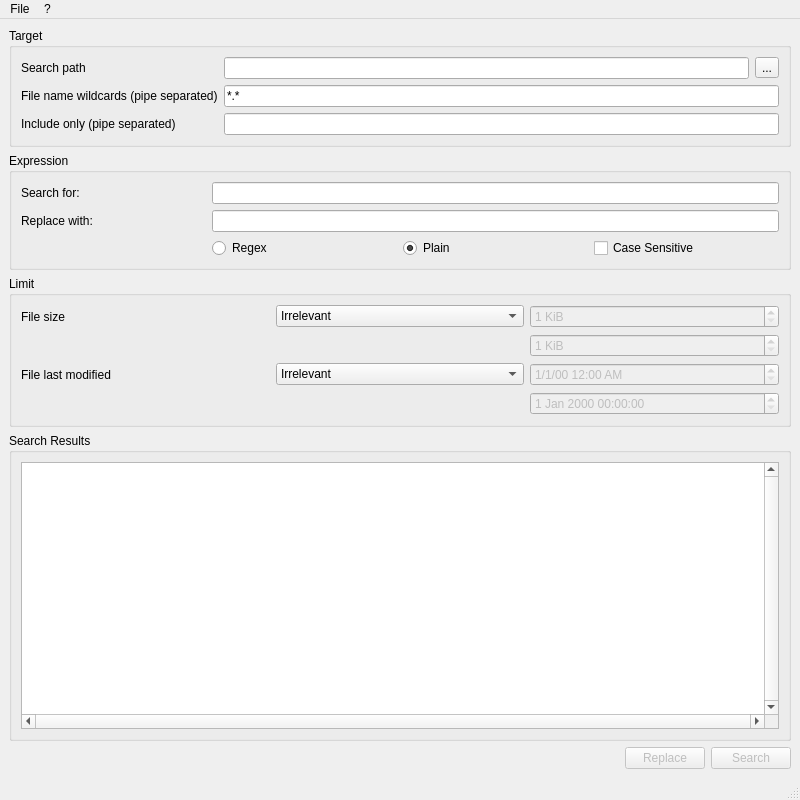
This is src/MainWindow.ui in visuve/grepQt as Qt 5 draws it before an edit. The edited form follows.
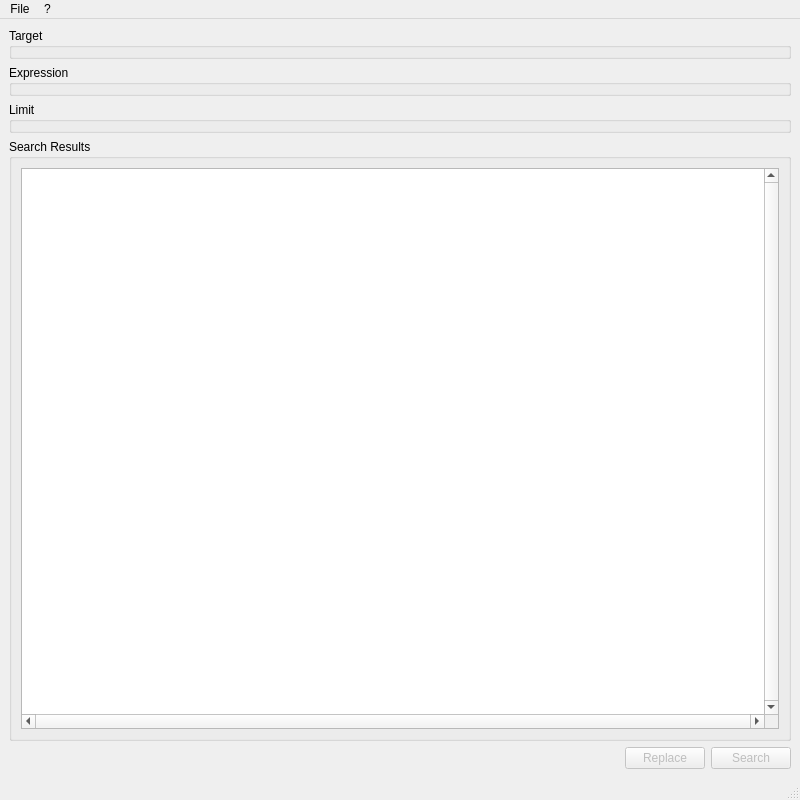
This is the edited form. Custom widgets are drawn as their Qt base class.

Diff of the .ui file:
```diff
--- a/src/MainWindow.ui
+++ b/src/MainWindow.ui
@@ -65,123 +65,10 @@
      </widget>
     </item>
     <item row="2" column="0" colspan="3">
-     <widget class="QGroupBox" name="groupBoxLimits">
+     <widget class="LimitSelect" name="groupBoxLimit">
       <property name="title">
        <string>Limit</string>
       </property>
-      <layout class="QGridLayout" name="gridLayout_2">
-       <item row="0" column="0">
-        <widget class="QLabel" name="labelFileSize">
-         <property name="text">
-          <string>File size</string>
-         </property>
-        </widget>
-       </item>
-       <item row="5" column="2">
-        <widget class="QDateTimeEdit" name="dateTimeEditTo">
-         <property name="enabled">
-          <bool>false</bool>
-         </property>
-        </widget>
-       </item>
-       <item row="1" column="2">
-        <widget class="QSpinBox" name="spinBoxSizeTo">
-         <property name="enabled">
-          <bool>false</bool>
-         </property>
-         <property name="suffix">
-          <string> KiB</string>
-         </property>
-         <property name="minimum">
-          <number>1</number>
-         </property>
-         <property name="maximum">
-          <number>1024</number>
-         </property>
-        </widget>
-       </item>
-       <item row="4" column="0">
-        <widget class="QLabel" name="labelLastModified">
-         <property name="text">
-          <string>File last modified</string>
-         </property>
-        </widget>
-       </item>
-       <item row="0" column="2">
-        <widget class="QSpinBox" name="spinBoxSizeFrom">
-         <property name="enabled">
-          <bool>false</bool>
-         </property>
-         <property name="suffix">
-          <string> KiB</string>
-         </property>
-         <property name="minimum">
-          <number>1</number>
-         </property>
-         <property name="maximum">
-          <number>1024</number>
-         </property>
-        </widget>
-       </item>
-       <item row="4" column="1">
-        <widget class="QComboBox" name="comboBoxLastModified">
-         <item>
-          <property name="text">
-           <string>Irrelevant</string>
-          </property>
-         </item>
-         <item>
-          <property name="text">
-           <string>Before</string>
-          </property>
-         </item>
-         <item>
-          <property name="text">
-           <string>After</string>
-          </property>
-         </item>
-         <item>
-          <property name="text">
-           <string>Between</string>
-          </property>
-         </item>
-        </widget>
-       </item>
-       <item row="4" column="2">
-        <widget class="QDateTimeEdit" name="dateTimeEditFrom">
-         <property name="enabled">
-          <bool>false</bool>
-         </property>
-         <property name="displayFormat">
-          <string>M/d/yy h:mm AP</string>
-         </property>
-        </widget>
-       </item>
-       <item row="0" column="1">
-        <widget class="QComboBox" name="comboBoxFileSize">
-         <item>
-          <property name="text">
-           <string>Irrelevant</string>
-          </property>
-         </item>
-         <item>
-          <property name="text">
-           <string>Less than</string>
-          </property>
-         </item>
-         <item>
-          <property name="text">
-           <string>More than</string>
-          </property>
-         </item>
-         <item>
-          <property name="text">
-           <string>Between</string>
-          </property>
-         </item>
-        </widget>
-       </item>
-      </layout>
      </widget>
     </item>
     <item row="4" column="0">
@@ -198,53 +85,10 @@
      </spacer>
     </item>
     <item row="0" column="0" colspan="3">
-     <widget class="QGroupBox" name="groupBox">
+     <widget class="TargetSelect" name="groupBoxTarget">
       <property name="title">
        <string>Target</string>
       </property>
-      <layout class="QGridLayout" name="gridLayout_3">
-       <item row="0" column="0">
-        <widget class="QLabel" name="label">
-         <property name="text">
-          <string>Search path</string>
-         </property>
-        </widget>
-       </item>
-       <item row="3" column="0">
-        <widget class="QLabel" name="labelWildcards">
-         <property name="text">
-          <string>File name wildcards (pipe separated)</string>
-         </property>
-        </widget>
-       </item>
-       <item row="0" column="1">
-        <widget class="QLineEdit" name="lineEditDirectory"/>
-       </item>
-       <item row="3" column="1" colspan="2">
-        <widget class="QLineEdit" name="lineEditWildcards">
-         <property name="text">
-          <string>*.*</string>
-         </property>
-        </widget>
-       </item>
-       <item row="0" column="2">
-        <widget class="QToolButton" name="toolButtonBrowse">
-         <property name="text">
-          <string>...</string>
-         </property>
-        </widget>
-       </item>
-       <item row="4" column="0">
-        <widget class="QLabel" name="labelExcludes">
-         <property name="text">
-          <string>Include only (pipe separated)</string>
-         </property>
-        </widget>
-       </item>
-       <item row="4" column="1" colspan="2">
-        <widget class="QLineEdit" name="lineEditExcludes"/>
-       </item>
-      </layout>
      </widget>
     </item>
     <item row="4" column="1">
@@ -258,56 +102,10 @@
      </widget>
     </item>
     <item row="1" column="0" colspan="3">
-     <widget class="QGroupBox" name="groupBoxExpressions">
+     <widget class="ExpressionSelect" name="groupBoxExpression">
       <property name="title">
        <string>Expression</string>
       </property>
-      <layout class="QGridLayout" name="gridLayout">
-       <item row="1" column="0">
-        <widget class="QLabel" name="labelSearch">
-         <property name="text">
-          <string>Search for:</string>
-         </property>
-        </widget>
-       </item>
-       <item row="2" column="1" colspan="3">
-        <widget class="QLineEdit" name="lineEditReplace"/>
-       </item>
-       <item row="1" column="1" colspan="3">
-        <widget class="QLineEdit" name="lineEditSearch"/>
-       </item>
-       <item row="2" column="0">
-        <widget class="QLabel" name="labelReplace">
-         <property name="text">
-          <string>Replace with:</string>
-         </property>
-        </widget>
-       </item>
-       <item row="3" column="2">
-        <widget class="QRadioButton" name="radioButtonPlain">
-         <property name="text">
-          <string>Plain</string>
-         </property>
-         <property name="checked">
-          <bool>true</bool>
-         </property>
-        </widget>
-       </item>
-       <item row="3" column="1">
-        <widget class="QRadioButton" name="radioButtonRegex">
-         <property name="text">
-          <string>Regex</string>
-         </property>
-        </widget>
-       </item>
-       <item row="3" column="3">
-        <widget class="QCheckBox" name="checkBoxCaseSensitive">
-         <property name="text">
-          <string>Case Sensitive</string>
-         </property>
-        </widget>
-       </item>
-      </layout>
      </widget>
     </item>
     <item row="4" column="2">
@@ -370,6 +168,26 @@
    </property>
   </action>
  </widget>
+ <customwidgets>
+  <customwidget>
+   <class>LimitSelect</class>
+   <extends>QGroupBox</extends>
+   <header>LimitSelect.hpp</header>
+   <container>1</container>
+  </customwidget>
+  <customwidget>
+   <class>ExpressionSelect</class>
+   <extends>QGroupBox</extends>
+   <header>ExpressionSelect.hpp</header>
+   <container>1</container>
+  </customwidget>
+  <customwidget>
+   <class>TargetSelect</class>
+   <extends>QGroupBox</extends>
+   <header>TargetSelect.hpp</header>
+   <container>1</container>
+  </customwidget>
+ </customwidgets>
  <tabstops>
   <tabstop>lineEditDirectory</tabstop>
   <tabstop>toolButtonBrowse</tabstop>
```
Left out of the diff: 11 changed lines with no effect on the pictures.
